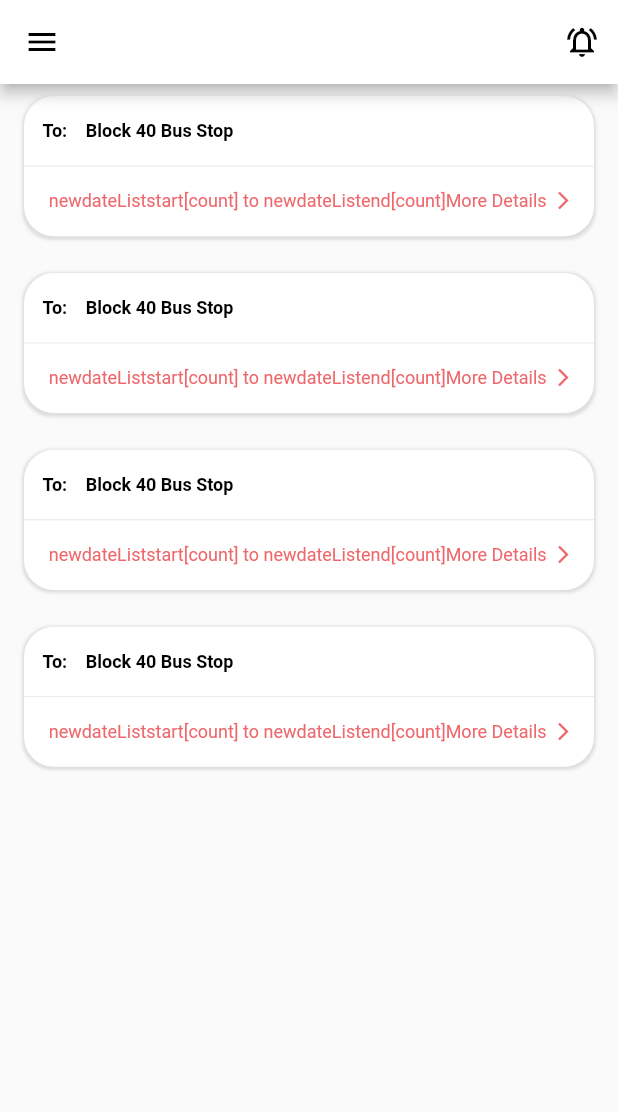
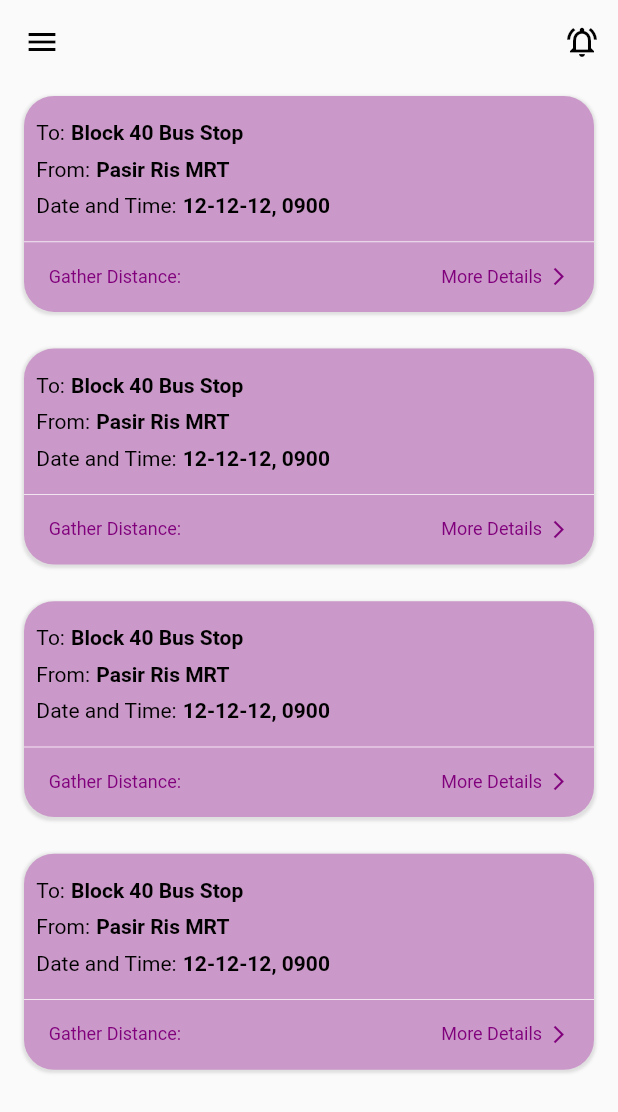
Before and after one commit to Zufiqqar/Grab_HackForGood, a Flutter app: the screen it shows after launch, on a phone screen of 412 x 824 dp. Shown: the top 1112 px of the screen. Run offline on Flutter 3.47's test engine with Material 2 defaults, Android fonts, the phone set to English and light mode, and no system bars; our stand-ins replace dotted_border, flutter_redux, nb_utils, redux; missing offline and left inert: redux_saga.

Commit message:
update public schedule

```diff
--- a/stranger/lib/public_schedules_page.dart
+++ b/stranger/lib/public_schedules_page.dart
@@ -23,7 +23,9 @@ class _PublicSchedulesPageState extends State<PublicSchedulesPage> {
     var deviceHeight = MediaQuery.of(context).size.height;
     return Scaffold(
       appBar: AppBar(
-        backgroundColor: Colors.white,
+        backgroundColor: Colors.transparent,
+        automaticallyImplyLeading: true,
+        elevation: 0.0,
         iconTheme: IconThemeData(color: Colors.black),
         actions: <Widget>[
           IconButton(
@@ -57,9 +59,10 @@ class _PublicSchedulesPageState extends State<PublicSchedulesPage> {
               child: Stack(
                 children: [
                   Container(
+                    width: deviceWidth*0.95,
                     margin: const EdgeInsets.only(top: 8.0),
                     decoration: boxDecorationWithRoundedCorners(
-                      backgroundColor: context.cardColor,
+                      backgroundColor: Col().ColorPrimary3,
                       borderRadius: BorderRadius.circular(20),
                       // border: Border.all(color: Colors.grey.withOpacity(0.2)),
                       boxShadow: [
@@ -80,28 +83,28 @@ class _PublicSchedulesPageState extends State<PublicSchedulesPage> {
                           children: [
                             Container(
                               // height: deviceHeight*0.1,
-                              width: deviceWidth*0.1,
-                              decoration: boxDecorationWithRoundedCorners(backgroundColor: context.cardColor,
+                              // width: deviceWidth*0.1,
+                              decoration: boxDecorationWithRoundedCorners(backgroundColor: Col().ColorPrimary3,
                                 borderRadius: radius(12),
                               // border: Border.all(color: Colors.blueAccent),
                               ),
                               child: Text("To:",
-                                style: boldTextStyle(size: 12, color: Colors.black),
+                                style: secondaryTextStyle(size: Font().small.toInt(), color: Colors.black),
                                 maxLines: 3,
                                 overflow: TextOverflow.ellipsis,
                                 textAlign: TextAlign.center,
                               ),
                                   // Text((e.month).validate(), style: secondaryTextStyle(color: white)),
-                            ),
+                            ).paddingRight(deviceWidth*0.01),
                             Container(
                               // height: deviceHeight*0.1,
                               // width: deviceWidth*0.1,
-                              decoration: boxDecorationWithRoundedCorners(backgroundColor: context.cardColor,
+                              decoration: boxDecorationWithRoundedCorners(backgroundColor: Col().ColorPrimary3,
                                 borderRadius: radius(12),
                                 // border: Border.all(color: Colors.blueAccent),
                               ),
                               child: Text("Block 40 Bus Stop",
-                                style: boldTextStyle(size: 12, color: Colors.black),
+                                style: boldTextStyle(size: Font().small.toInt(), color: Colors.black),
                                 maxLines: 3,
                                 overflow: TextOverflow.ellipsis,
                                 textAlign: TextAlign.center,
@@ -109,27 +112,101 @@ class _PublicSchedulesPageState extends State<PublicSchedulesPage> {
                               // Text((e.month).validate(), style: secondaryTextStyle(color: white)),
                             ),
                           ],
-                        ).paddingOnly(right: deviceWidth*0.04),
-                        SizedBox(
-                          height: deviceHeight * 0.01,
-                        ),
-                        const Divider(thickness: 0.5),
+                        ).paddingOnly(right: deviceWidth*0.04, left: deviceWidth*0.02),
                         SizedBox(
                           height: deviceHeight * 0.01,
                         ),
                         Row(
                           children: [
-                            Text("newdateListstart[count]" + " to " + "newdateListend[count]",
-                                style: secondaryTextStyle(color: Col().ColorPrimary, size: 12)),
+                            Container(
+                              // height: deviceHeight*0.1,
+                              // width: deviceWidth*0.1,
+                              decoration: boxDecorationWithRoundedCorners(backgroundColor: Col().ColorPrimary3,
+                                borderRadius: radius(12),
+                                // border: Border.all(color: Colors.blueAccent),
+                              ),
+                              child: Text("From:",
+                                style: secondaryTextStyle(size: Font().small.toInt(), color: Colors.black),
+                                maxLines: 3,
+                                overflow: TextOverflow.ellipsis,
+                                textAlign: TextAlign.center,
+                              ),
+                              // Text((e.month).validate(), style: secondaryTextStyle(color: white)),
+                            ).paddingRight(deviceWidth*0.01),
+                            Container(
+                              // height: deviceHeight*0.1,
+                              // width: deviceWidth*0.1,
+                              decoration: boxDecorationWithRoundedCorners(backgroundColor: Col().ColorPrimary3,
+                                borderRadius: radius(12),
+                                // border: Border.all(color: Colors.blueAccent),
+                              ),
+                              child: Text("Pasir Ris MRT",
+                                style: boldTextStyle(size: Font().small.toInt(), color: Colors.black),
+                                maxLines: 3,
+                                overflow: TextOverflow.ellipsis,
+                                textAlign: TextAlign.center,
+                              ),
+                              // Text((e.month).validate(), style: secondaryTextStyle(color: white)),
+                            ),
+                          ],
+                        ).paddingOnly(right: deviceWidth*0.04, left: deviceWidth*0.02),
+                        SizedBox(
+                          height: deviceHeight * 0.01,
+                        ),
+                        Row(
+                          children: [
+                            Container(
+                              // height: deviceHeight*0.1,
+                              // width: deviceWidth*0.1,
+                              decoration: boxDecorationWithRoundedCorners(backgroundColor: Col().ColorPrimary3,
+                                borderRadius: radius(12),
+                                // border: Border.all(color: Colors.blueAccent),
+                              ),
+                              child: Text("Date and Time:",
+                                style: secondaryTextStyle(size: Font().small.toInt(), color: Colors.black),
+                                maxLines: 3,
+                                overflow: TextOverflow.ellipsis,
+                                textAlign: TextAlign.center,
+                              ),
+                              // Text((e.month).validate(), style: secondaryTextStyle(color: white)),
+                            ).paddingRight(deviceWidth*0.01),
+                            Container(
+                              // height: deviceHeight*0.1,
+                              // width: deviceWidth*0.1,
+                              decoration: boxDecorationWithRoundedCorners(backgroundColor: Col().ColorPrimary3,
+                                borderRadius: radius(12),
+                                // border: Border.all(color: Colors.blueAccent),
+                              ),
+                              child: Text("12-12-12, 0900",
+                                style: boldTextStyle(size: Font().small.toInt(), color: Colors.black),
+                                maxLines: 3,
+                                overflow: TextOverflow.ellipsis,
+                                textAlign: TextAlign.center,
+                              ),
+                              // Text((e.month).validate(), style: secondaryTextStyle(color: white)),
+                            ),
+                          ],
+                        ).paddingOnly(right: deviceWidth*0.04, left: deviceWidth*0.02),
+                        SizedBox(
+                          height: deviceHeight * 0.01,
+                        ),
+                        const Divider(thickness: 0.5, color: white,),
+                        SizedBox(
+                          height: deviceHeight * 0.01,
+                        ),
+                        Row(
+                          children: [
+                            Text("Gather Distance:",
+                                style: secondaryTextStyle(color: Col().darkerpurple, size: Font().mini.toInt())),
                             Row(
                               mainAxisAlignment: MainAxisAlignment.end,
                               children: [
-                                Text("More Details", style: secondaryTextStyle(color: Col().ColorPrimary
-                                    , size: 12)),
+                                Text("More Details", style: secondaryTextStyle(color: Col().darkerpurple
+                                    , size: Font().mini.toInt())),
                                 SizedBox(
                                   width: deviceWidth * 0.01,
                                 ),
-                                Icon(Icons.arrow_forward_ios_sharp, color: Col().ColorPrimary,
+                                Icon(Icons.arrow_forward_ios_sharp, color: Col().darkerpurple,
                                     size: 14),
                               ],
                             ).onTap(() async {
--- a/stranger/lib/utils/material_utils.dart
+++ b/stranger/lib/utils/material_utils.dart
@@ -53,7 +53,8 @@ class Col {
   final Color refundcolourtxt = Color(0xFF585de9);
 
   final Color Splash = Color(0xFFac5578);
-  final Color ColorPrimary3 = Color(0xFFab92b2);
+  final Color ColorPrimary3 = Color(0xFFcb99c9);
+  final Color darkerpurple = Color(0xFF80007C);
   final Color ColorPrimary4 = Color(0xFFeea292);
   final Color ColorSecondary = Color(0xFF);
   final Color AppTextColorPrimary = Color(0xFF212121);
```
